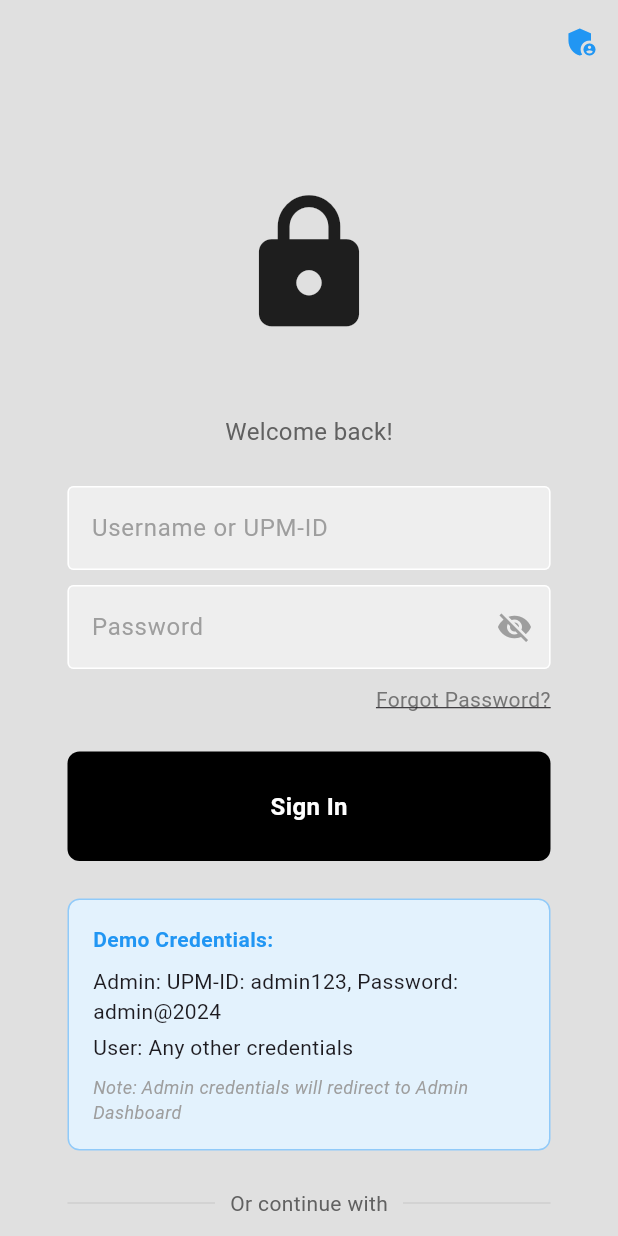
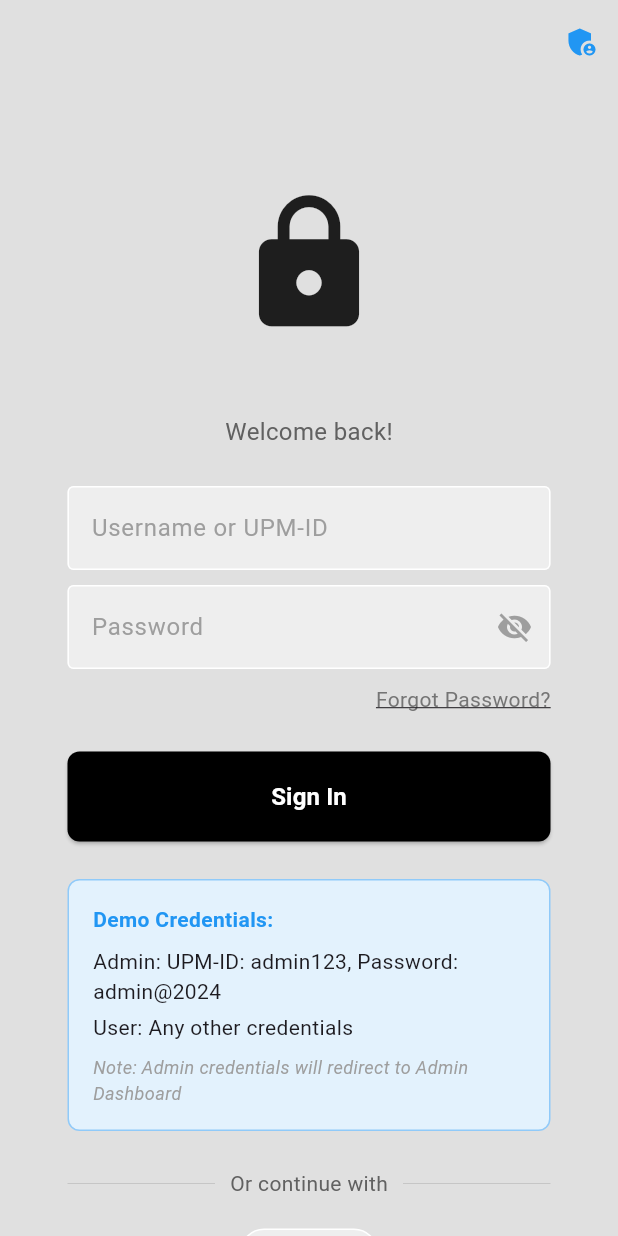
Before and after one commit to kyle-bdvl/FlutterProject, a Flutter app: the screen it shows after launch, on a phone screen of 412 x 824 dp. Run offline on Flutter 3.47's test engine with Material 3 defaults, Android fonts, the phone set to English and light mode, and no system bars; our stand-ins replace csv, file_picker, open_file, pdf, permission_handler, printing and 1 more.

Commit message:
Update my_button.dart

```diff
--- a/flutter_application_1/lib/widgets/my_button.dart
+++ b/flutter_application_1/lib/widgets/my_button.dart
@@ -2,26 +2,27 @@ import 'package:flutter/material.dart';
 
 class MyButton extends StatelessWidget {
   final Function()? onTap;
-
   final String text;
 
   const MyButton({super.key, required this.onTap, this.text = "Sign In"});
 
   @override
   Widget build(BuildContext context) {
-    return GestureDetector(
-      onTap: onTap,
-      child: Container(
-        padding: const EdgeInsets.all(25),
-        margin: const EdgeInsets.symmetric(horizontal: 25),
-        decoration: BoxDecoration(
-          color: Colors.black,
-          borderRadius: BorderRadius.circular(8),
-        ),
-        child: Center(
+    return Padding(
+      padding: const EdgeInsets.symmetric(horizontal: 25.0), // Match MyTextField
+      child: SizedBox(
+        height: 60,
+        width: double.infinity,
+        child: ElevatedButton(
+          onPressed: onTap,
+          style: ElevatedButton.styleFrom(
+            backgroundColor: Colors.black,
+            shape: RoundedRectangleBorder(
+              borderRadius: BorderRadius.circular(8),
+            ),
+          ),
           child: Text(
-            text, // <-- Use the text property
-
+            text,
             style: const TextStyle(
               color: Colors.white,
               fontWeight: FontWeight.bold,
```
